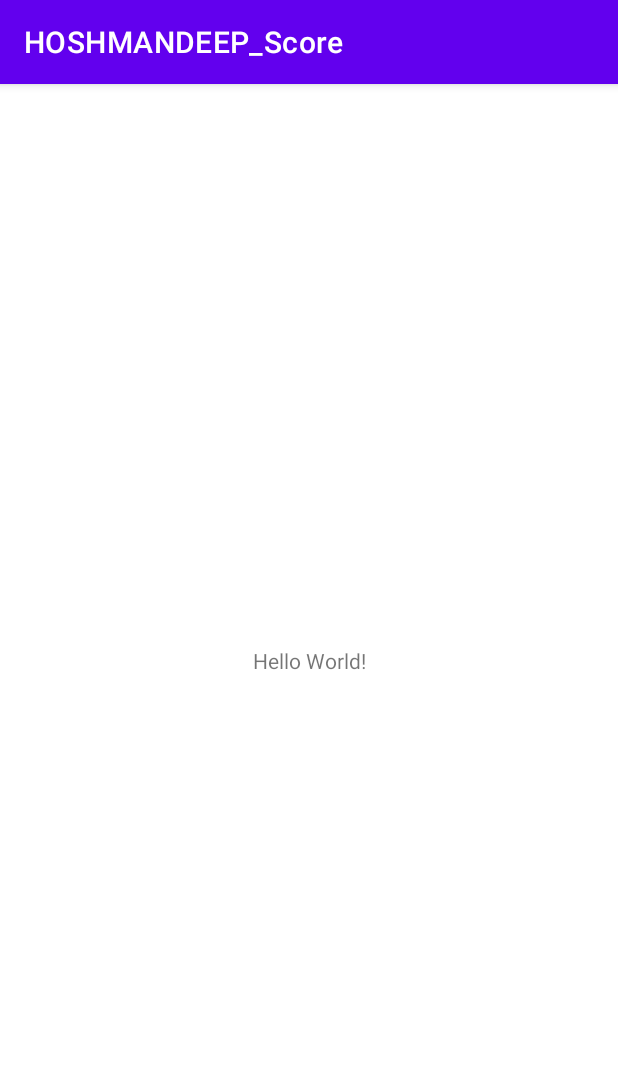
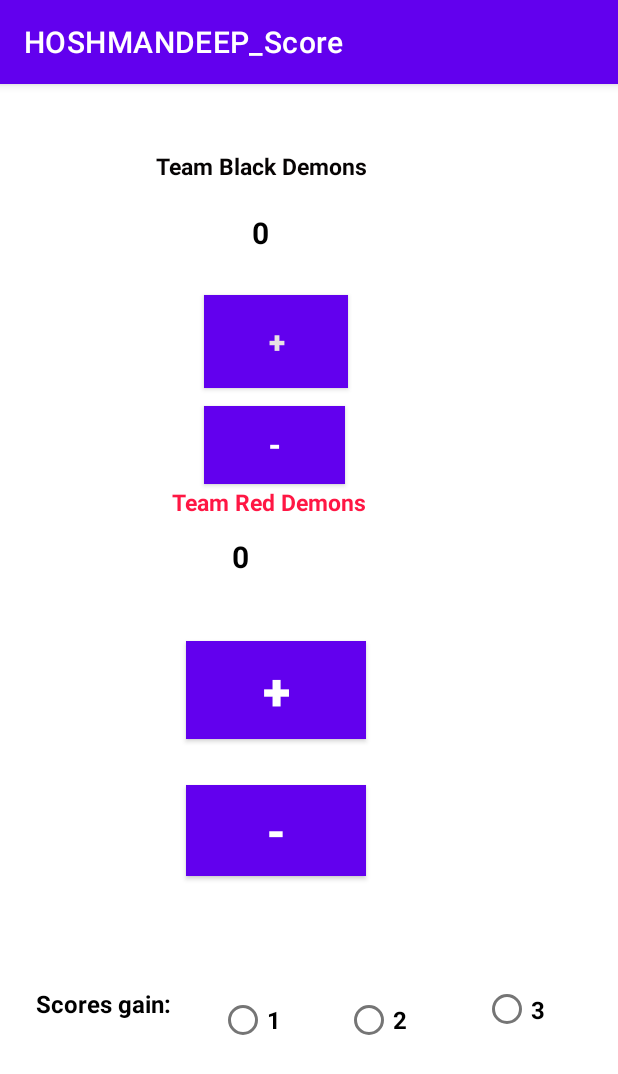
Before and after one commit to hoshmandeep/HOSHMANDEEP_Score, an Android app: the screen it shows after launch (MainActivity), on a phone screen of 412 x 824 dp. Shown: the top 1074 px of the screen. Run offline under Robolectric (Android 15) with nearby library versions, the phone set to English and light mode, and no system bars.

Commit message:
Lab_2.1
Done

```diff
--- a/app/src/main/res/layout/activity_main.xml
+++ b/app/src/main/res/layout/activity_main.xml
@@ -7,12 +7,180 @@
     tools:context=".MainActivity">
 
     <TextView
+        android:id="@+id/Team_Black_Demons"
         android:layout_width="wrap_content"
         android:layout_height="wrap_content"
-        android:text="Hello World!"
-        app:layout_constraintBottom_toBottomOf="parent"
-        app:layout_constraintLeft_toLeftOf="parent"
-        app:layout_constraintRight_toRightOf="parent"
+        android:layout_marginStart="104dp"
+        android:layout_marginTop="44dp"
+        android:text="Team Black Demons"
+        android:textColor="#070404"
+        android:textSize="15sp"
+        android:textStyle="bold"
+        app:layout_constraintStart_toStartOf="parent"
         app:layout_constraintTop_toTopOf="parent" />
 
+    <TextView
+        android:id="@+id/Team_Red_Demons"
+        android:layout_width="wrap_content"
+        android:layout_height="wrap_content"
+        android:layout_marginTop="268dp"
+        android:layout_marginEnd="168dp"
+        android:text="Team Red Demons"
+        android:textColor="#FF1744"
+        android:textSize="15sp"
+        android:textStyle="bold"
+        app:layout_constraintEnd_toEndOf="parent"
+        app:layout_constraintTop_toTopOf="parent" />
+
+    <TextView
+        android:id="@+id/team_black_score"
+        android:layout_width="wrap_content"
+        android:layout_height="wrap_content"
+        android:layout_marginStart="168dp"
+        android:layout_marginTop="20dp"
+        android:text="0"
+        android:textColor="#000000"
+        android:textSize="20sp"
+        android:textStyle="bold"
+        app:layout_constraintStart_toStartOf="parent"
+        app:layout_constraintTop_toBottomOf="@+id/Team_Black_Demons" />
+
+    <TextView
+        android:id="@+id/team_red_score"
+        android:layout_width="0dp"
+        android:layout_height="54dp"
+        android:layout_marginStart="40dp"
+        android:layout_marginTop="12dp"
+        android:text="0"
+        android:textColor="#000000"
+        android:textSize="20sp"
+        android:textStyle="bold"
+        app:layout_constraintStart_toStartOf="@+id/Team_Red_Demons"
+        app:layout_constraintTop_toBottomOf="@+id/Team_Red_Demons" />
+
+    <Button
+        android:id="@+id/team_black_up"
+        android:layout_width="96dp"
+        android:layout_height="62dp"
+        android:layout_marginStart="136dp"
+        android:layout_marginTop="28dp"
+        android:background="#00B0FF"
+        android:text="+"
+        android:textColor="#E8E3E3"
+        android:textSize="20sp"
+        android:textStyle="bold"
+        app:layout_constraintStart_toStartOf="parent"
+        app:layout_constraintTop_toBottomOf="@+id/team_black_score" />
+
+    <Button
+        android:id="@+id/team_red_up"
+        android:layout_width="120dp"
+        android:layout_height="wrap_content"
+        android:layout_marginTop="16dp"
+        android:layout_marginEnd="168dp"
+        android:background="#D32F2F"
+        android:text="+"
+        android:textColor="#fff"
+        android:textSize="34sp"
+        android:textStyle="bold"
+        app:layout_constraintEnd_toEndOf="parent"
+        app:layout_constraintTop_toBottomOf="@+id/team_red_score" />
+
+    <Button
+        android:id="@+id/team_black_down"
+        android:layout_width="94dp"
+        android:layout_height="52dp"
+        android:layout_marginStart="136dp"
+        android:layout_marginTop="12dp"
+        android:background="#C2185B"
+        android:text="-"
+        android:textColor="#fff"
+        android:textSize="20sp"
+        android:textStyle="bold"
+        app:layout_constraintStart_toStartOf="parent"
+        app:layout_constraintTop_toBottomOf="@+id/team_black_up" />
+
+    <Button
+        android:id="@+id/team_red_down"
+        android:layout_width="120dp"
+        android:layout_height="wrap_content"
+        android:layout_marginTop="96dp"
+        android:layout_marginEnd="168dp"
+        android:background="#065FF4"
+        android:text="-"
+        android:textColor="#fff"
+        android:textSize="30sp"
+        android:textStyle="bold"
+        app:layout_constraintEnd_toEndOf="parent"
+        app:layout_constraintTop_toTopOf="@+id/team_red_up" />
+
+    <LinearLayout
+        android:id="@+id/linearLayout2"
+        android:layout_width="match_parent"
+        android:layout_height="wrap_content"
+        android:layout_marginBottom="64dp"
+        android:gravity="center"
+        android:orientation="horizontal"
+        app:layout_constraintBottom_toBottomOf="parent">
+
+        <RadioGroup
+            android:id="@+id/radio_group"
+            android:layout_width="wrap_content"
+            android:layout_height="wrap_content"
+            android:orientation="horizontal">
+
+        </RadioGroup>
+    </LinearLayout>
+
+    <RadioButton
+        android:id="@+id/radioButton"
+        android:layout_width="wrap_content"
+        android:layout_height="wrap_content"
+        android:layout_marginStart="28dp"
+        android:layout_marginBottom="120dp"
+        android:text="1"
+        android:textColor="#000000"
+        android:textSize="16sp"
+        android:textStyle="bold"
+        app:layout_constraintBottom_toBottomOf="parent"
+        app:layout_constraintStart_toEndOf="@+id/textView2" />
+
+    <TextView
+        android:id="@+id/textView2"
+        android:layout_width="wrap_content"
+        android:layout_height="wrap_content"
+        android:layout_marginStart="24dp"
+        android:layout_marginBottom="144dp"
+        android:text="Scores gain: "
+        android:textColor="#000000"
+        android:textSize="16sp"
+        android:textStyle="bold"
+        app:layout_constraintBottom_toBottomOf="parent"
+        app:layout_constraintStart_toStartOf="parent" />
+
+    <RadioButton
+        android:id="@+id/radioButton2"
+        android:layout_width="wrap_content"
+        android:layout_height="wrap_content"
+        android:layout_marginStart="36dp"
+        android:layout_marginBottom="120dp"
+        android:text="2"
+        android:textColor="#000000"
+        android:textSize="16sp"
+        android:textStyle="bold"
+        app:layout_constraintBottom_toBottomOf="parent"
+        app:layout_constraintStart_toEndOf="@+id/radioButton" />
+
+    <RadioButton
+        android:layout_width="44dp"
+        android:layout_height="62dp"
+        android:layout_marginStart="44dp"
+        android:layout_marginBottom="120dp"
+        android:text="3"
+        android:textColor="#000000"
+        android:textSize="16sp"
+        android:textStyle="bold"
+        app:layout_constraintBottom_toBottomOf="parent"
+        app:layout_constraintStart_toEndOf="@+id/radioButton2" />
+
 </androidx.constraintlayout.widget.ConstraintLayout>
```
